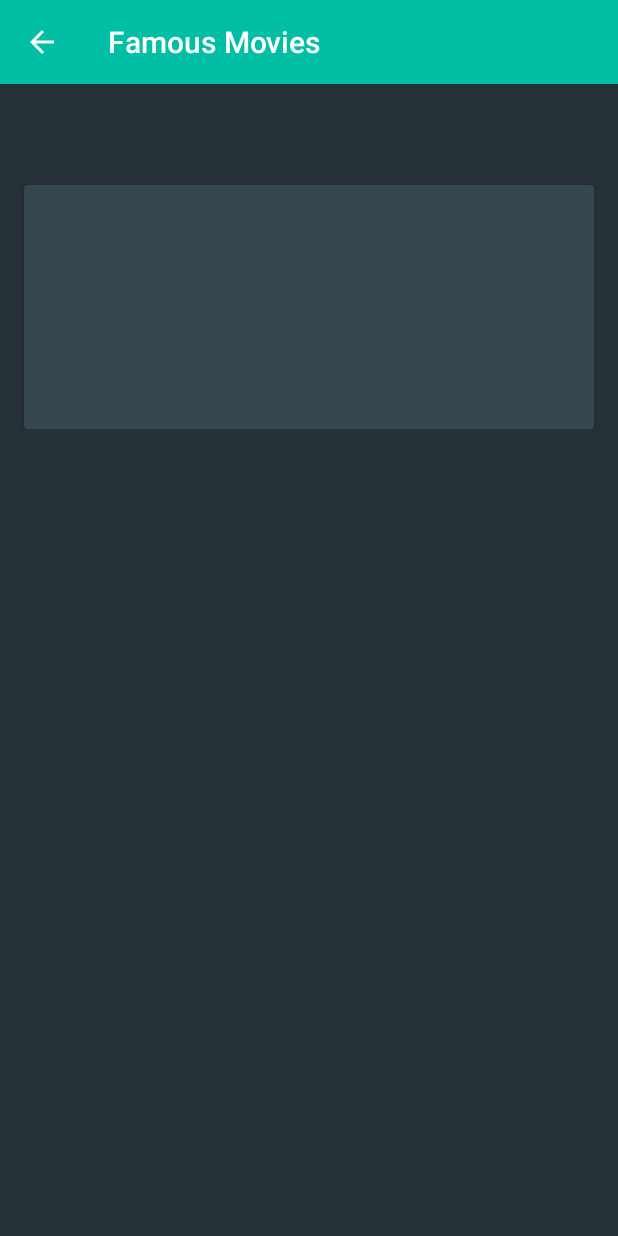
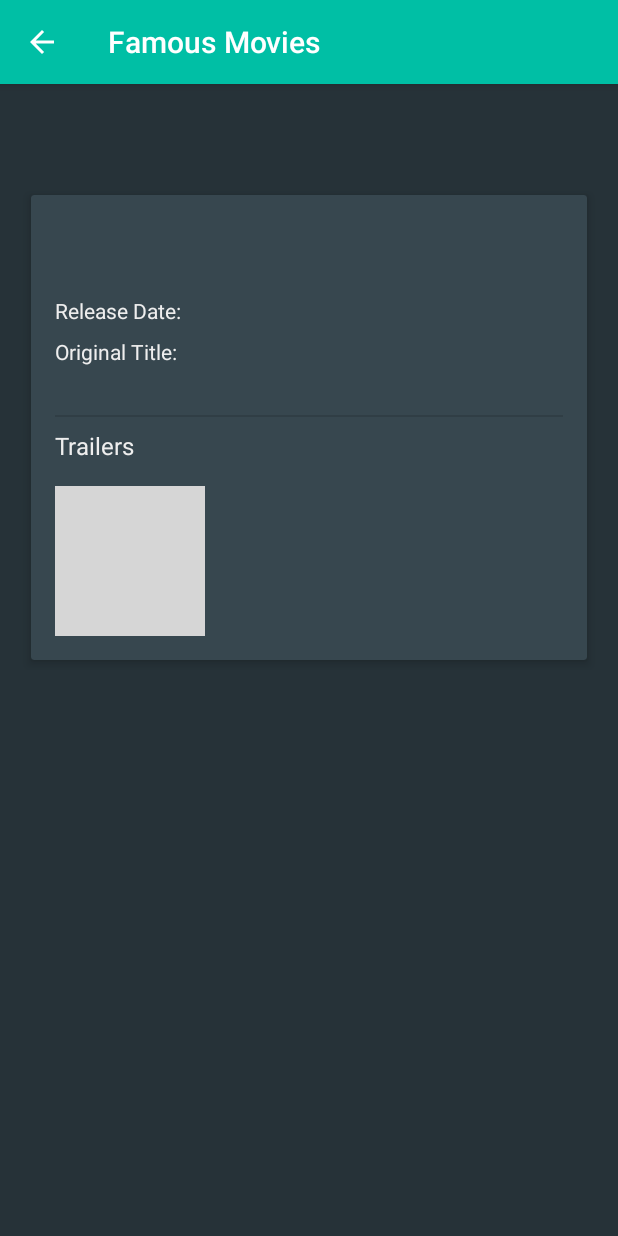
Before and after one commit to guino000/filmesfamosos, an Android app: the MovieDetailActivity screen opened directly, with no data from a screen before it, on a phone screen of 412 x 824 dp. Run offline under Robolectric (Android 15) with nearby library versions, the phone set to English and light mode, and no system bars; our stand-ins replace Picasso; network calls fail; pictures from the network do not load; grey boxes are pictures that could not be loaded.

Commit message:
Further improvements to movie detail layout

```diff
--- a/app/src/main/java/com/example/android/filmesfamosos/MovieDetailActivity.java
+++ b/app/src/main/java/com/example/android/filmesfamosos/MovieDetailActivity.java
@@ -3,7 +3,9 @@ package com.example.android.filmesfamosos;
 import android.content.Intent;
 import android.support.v7.app.AppCompatActivity;
 import android.os.Bundle;
+import android.view.ViewGroup;
 import android.widget.ImageView;
+import android.widget.ScrollView;
 import android.widget.TextView;
 
 import com.example.android.filmesfamosos.model.Movie;
@@ -14,20 +16,18 @@ import java.text.SimpleDateFormat;
 import java.util.Date;
 
 public class MovieDetailActivity extends AppCompatActivity {
-
-    private ImageView mMoviePictureImageView;
-
     @Override
     protected void onCreate(Bundle savedInstanceState) {
         super.onCreate(savedInstanceState);
         setContentView(R.layout.activity_movie_detail);
 
-        mMoviePictureImageView = findViewById(R.id.iv_moviepicture);
+        ImageView mMoviePictureImageView = findViewById(R.id.iv_moviepicture);
         TextView mMovieTitleTextView = findViewById(R.id.tv_movietitle);
         TextView mMovieOriginalTitleTextView = findViewById(R.id.tv_original_title);
         TextView mMovieDescriptionTextView = findViewById(R.id.tv_moviesdescription);
         TextView mReleaseDateTextView = findViewById(R.id.tv_movie_releasedate);
         TextView mMovieRatingTextView = findViewById(R.id.tv_movierating);
+        ScrollView scrollView = findViewById(R.id.scrollview_movie_details);
 
         Intent intentFromMain = getIntent();
         if(intentFromMain.hasExtra(getString(R.string.intentres_name_movie))){
@@ -35,13 +35,13 @@ public class MovieDetailActivity extends AppCompatActivity {
             String miniatureURL = clickedMovie.getPosterPath();
             Picasso.with(this).load(miniatureURL).into(mMoviePictureImageView);
             mMovieTitleTextView.setText(clickedMovie.getTitle().getTitle());
-            String originalTitle = getString(R.string.moviedetail_menu_original_name) + clickedMovie.getTitle().getOriginalTitle();
+            String originalTitle = clickedMovie.getTitle().getOriginalTitle();
             mMovieOriginalTitleTextView.setText(originalTitle);
             mMovieDescriptionTextView.setText(clickedMovie.getOverview());
             try {
                 Date date = new SimpleDateFormat(getString(R.string.movieapi_date_format)).parse(clickedMovie.getReleaseDate());
                 String formattedDate = new SimpleDateFormat(getString(R.string.date_short_date_format)).format(date);
-                String releaseDateWithLabel = getString(R.string.moviedetail_menu_release_date) + formattedDate;
+                String releaseDateWithLabel = formattedDate;
                 mReleaseDateTextView.setText(releaseDateWithLabel);
             } catch (ParseException e) {
                 e.printStackTrace();
--- a/app/src/main/res/layout/activity_movie_detail.xml
+++ b/app/src/main/res/layout/activity_movie_detail.xml
@@ -2,12 +2,15 @@
 <ScrollView xmlns:android="http://schemas.android.com/apk/res/android"
     xmlns:app="http://schemas.android.com/apk/res-auto"
     xmlns:tools="http://schemas.android.com/tools"
+    android:id="@+id/scrollview_movie_details"
     android:layout_width="match_parent"
-    android:layout_height="match_parent">
+    android:layout_height="wrap_content">
+
     <android.support.constraint.ConstraintLayout
         android:id="@+id/layout_movie_details"
         android:layout_width="match_parent"
         android:layout_height="wrap_content">
+
         <ImageView
             android:id="@+id/iv_moviepicture"
             android:layout_width="180dp"
@@ -15,7 +18,7 @@
             android:layout_marginTop="16dp"
             android:adjustViewBounds="true"
             android:contentDescription="@string/cd_movieMiniature"
-            android:scaleType="fitXY"
+            android:scaleType="fitCenter"
             app:layout_constraintEnd_toEndOf="parent"
             app:layout_constraintStart_toStartOf="parent"
             app:layout_constraintTop_toTopOf="parent"
@@ -27,43 +30,37 @@
             android:layout_width="wrap_content"
             android:layout_height="wrap_content"
             android:layout_marginTop="8dp"
-            android:textAppearance="@style/Base.TextAppearance.AppCompat.Title"
+            android:textAppearance="@style/TextAppearance.AppCompat.Title"
             app:layout_constraintEnd_toStartOf="@+id/iv_moviepicture"
             app:layout_constraintStart_toEndOf="@+id/iv_moviepicture"
             app:layout_constraintTop_toBottomOf="@+id/iv_moviepicture"
-            tools:text="Movie Title" />
+            tools:text="@string/dummy_movie_title" />
 
         <android.support.v7.widget.CardView
-            android:layout_width="match_parent"
+            android:layout_width="0dp"
             android:layout_height="wrap_content"
             android:layout_marginEnd="16dp"
             android:layout_marginStart="16dp"
             android:layout_marginTop="16dp"
-            android:padding="16dp"
             app:cardBackgroundColor="@color/cardViewBackColor"
+            app:cardElevation="4dp"
+            app:cardUseCompatPadding="true"
+            app:contentPadding="16dp"
+            app:layout_constraintBottom_toBottomOf="parent"
             app:layout_constraintEnd_toEndOf="parent"
+            app:layout_constraintHorizontal_bias="0.5"
             app:layout_constraintStart_toStartOf="parent"
             app:layout_constraintTop_toBottomOf="@+id/tv_movietitle">
 
             <android.support.constraint.ConstraintLayout
+                android:id="@+id/layout_card_movie_details"
                 android:layout_width="match_parent"
-                android:layout_height="match_parent">
-
-                <TextView
-                    android:id="@+id/tv_movie_releasedate"
-                    android:layout_width="wrap_content"
-                    android:layout_height="wrap_content"
-                    android:layout_marginStart="16dp"
-                    android:layout_marginTop="16dp"
-                    android:textAppearance="@style/TextAppearance.AppCompat.Body2"
-                    app:layout_constraintStart_toStartOf="parent"
-                    app:layout_constraintTop_toBottomOf="@+id/tv_movierating"
-                    tools:text="Release date: 04/05/2018" />
+                android:layout_height="wrap_content">
 
                 <ImageView
                     android:id="@+id/img_star"
-                    android:layout_width="30dp"
-                    android:layout_height="30dp"
+                    android:layout_width="20dp"
+                    android:layout_height="20dp"
                     android:layout_marginStart="8dp"
                     android:contentDescription="@string/content_description_star_drawable"
                     android:src="@drawable/ic_star_black_24dp"
@@ -73,40 +70,113 @@
                     app:layout_constraintTop_toBottomOf="@+id/tv_movierating" />
 
                 <TextView
-                    android:id="@+id/tv_moviesdescription"
+                    android:id="@+id/tv_movierating"
                     android:layout_width="wrap_content"
                     android:layout_height="wrap_content"
-                    android:padding="16dp"
+                    android:layout_marginTop="16dp"
+                    android:textAppearance="@style/TextAppearance.AppCompat.Title"
+                    app:layout_constraintStart_toStartOf="parent"
+                    app:layout_constraintTop_toTopOf="parent"
+                    tools:text="@string/dummy_movie_stars" />
+
+                <TextView
+                    android:id="@+id/tv_release_date_label"
+                    android:layout_width="wrap_content"
+                    android:layout_height="wrap_content"
+                    android:layout_marginTop="8dp"
+                    android:text="@string/movie_release_date_label"
                     android:textAppearance="@style/TextAppearance.AppCompat.Body1"
-                    app:layout_constraintEnd_toEndOf="parent"
-                    app:layout_constraintStart_toStartOf="parent"
-                    app:layout_constraintTop_toBottomOf="@+id/tv_original_title"
-                    tools:text="@string/dummy_movie_description" />
+                    app:layout_constraintStart_toStartOf="@+id/tv_movierating"
+                    app:layout_constraintTop_toBottomOf="@+id/tv_movierating" />
+
+                <TextView
+                    android:id="@+id/tv_movie_releasedate"
+                    android:layout_width="wrap_content"
+                    android:layout_height="wrap_content"
+                    android:layout_marginStart="8dp"
+                    android:textAppearance="@style/TextAppearance.AppCompat.Body1"
+                    app:layout_constraintBottom_toTopOf="@+id/tv_release_date_label"
+                    app:layout_constraintStart_toEndOf="@+id/tv_release_date_label"
+                    app:layout_constraintTop_toBottomOf="@+id/tv_release_date_label"
+                    tools:text="@string/dummy_movie_release_date" />
+
+                <TextView
+                    android:id="@+id/tv_original_title_label"
+                    android:layout_width="wrap_content"
+                    android:layout_height="wrap_content"
+                    android:layout_marginTop="8dp"
+                    android:text="@string/movie_original_title_label"
+                    android:textAppearance="@style/TextAppearance.AppCompat.Body1"
+                    app:layout_constraintStart_toStartOf="@+id/tv_release_date_label"
+                    app:layout_constraintTop_toBottomOf="@+id/tv_release_date_label" />
 
                 <TextView
                     android:id="@+id/tv_original_title"
                     android:layout_width="wrap_content"
                     android:layout_height="wrap_content"
-                    android:layout_marginStart="16dp"
-                    android:layout_marginTop="8dp"
-                    android:textAppearance="@style/TextAppearance.AppCompat.Body2"
-                    app:layout_constraintStart_toStartOf="parent"
-                    app:layout_constraintTop_toBottomOf="@+id/tv_movie_releasedate"
-                    tools:text="Original Title: Movie Title" />
+                    android:layout_marginStart="8dp"
+                    android:textAppearance="@style/TextAppearance.AppCompat.Body1"
+                    app:layout_constraintStart_toEndOf="@+id/tv_original_title_label"
+                    app:layout_constraintTop_toTopOf="@+id/tv_original_title_label"
+                    tools:text="@string/dummy_movie_original_title" />
 
                 <TextView
-                    android:id="@+id/tv_movierating"
+                    android:id="@+id/tv_moviesdescription"
+                    android:layout_width="match_parent"
+                    android:layout_height="wrap_content"
+
+                    android:layout_marginTop="8dp"
+                    android:textAppearance="@style/movie_description"
+                    app:layout_constraintStart_toStartOf="parent"
+                    app:layout_constraintTop_toBottomOf="@+id/tv_original_title_label"
+                    tools:text="@string/dummy_movie_description" />
+
+                <HorizontalScrollView
+                    android:layout_width="0dp"
+                    android:layout_height="wrap_content"
+                    android:layout_marginEnd="16dp"
+                    android:layout_marginTop="8dp"
+                    app:layout_constraintEnd_toEndOf="parent"
+                    app:layout_constraintStart_toStartOf="@+id/tv_trailers_label"
+                    app:layout_constraintTop_toBottomOf="@+id/tv_trailers_label">
+
+                    <android.support.constraint.ConstraintLayout
+                        android:id="@+id/layout_trailers"
+                        android:layout_width="wrap_content"
+                        android:layout_height="match_parent">
+
+                        <VideoView
+                            android:id="@+id/vv_trailer"
+                            android:layout_width="100dp"
+                            android:layout_height="100dp"
+                            android:layout_marginTop="8dp"
+                            app:layout_constraintStart_toStartOf="parent"
+                            app:layout_constraintTop_toTopOf="parent" />
+                    </android.support.constraint.ConstraintLayout>
+                </HorizontalScrollView>
+
+                <View
+                    android:id="@+id/divider"
+                    android:layout_width="0dp"
+                    android:layout_height="1dp"
+                    android:layout_marginTop="8dp"
+                    android:background="?android:attr/listDivider"
+                    android:visibility="visible"
+                    app:layout_constraintEnd_toEndOf="parent"
+                    app:layout_constraintHorizontal_bias="1.0"
+                    app:layout_constraintStart_toStartOf="parent"
+                    app:layout_constraintTop_toBottomOf="@+id/tv_moviesdescription" />
+
+                <TextView
+                    android:id="@+id/tv_trailers_label"
                     android:layout_width="wrap_content"
                     android:layout_height="wrap_content"
-                    android:layout_marginStart="16dp"
-                    android:layout_marginTop="16dp"
-                    android:textAppearance="@style/TextAppearance.AppCompat.Headline"
-                    app:layout_constraintStart_toStartOf="parent"
-                    app:layout_constraintTop_toTopOf="parent"
-                    tools:text="5.0" />
+                    android:layout_marginTop="8dp"
+                    android:text="@string/movie_trailers_label"
+                    android:textAppearance="@style/TextAppearance.AppCompat.Subhead"
+                    app:layout_constraintStart_toStartOf="@+id/tv_moviesdescription"
+                    app:layout_constraintTop_toBottomOf="@+id/divider" />
             </android.support.constraint.ConstraintLayout>
-
-
         </android.support.v7.widget.CardView>
     </android.support.constraint.ConstraintLayout>
 </ScrollView>
--- a/app/src/main/res/values/colors.xml
+++ b/app/src/main/res/values/colors.xml
@@ -4,8 +4,8 @@
     <color name="primaryDarkColor">#008e76</color>
     <color name="secondaryColor">#e64a19</color>
     <color name="secondaryLightColor">#ff7d47</color>
-    <color name="primaryTextColor">#ffffff</color>
+    <color name="primaryTextColor">#EEEEEE</color>
     <color name="backgroundColor">#263238</color>
     <color name="cardViewBackColor">#37474F</color>
-    <color name="white">#FFFFFF</color>
+    <color name="white">#EEEEEE</color>
 </resources>
--- a/app/src/main/res/values/strings.xml
+++ b/app/src/main/res/values/strings.xml
@@ -11,18 +11,17 @@
     <string name="moviedetail_menu_original_name">Original name:&#160;</string>
     <string name="content_description_star_drawable">Rating star icon</string>
 
+    <!--Movie Detail Activity Strings-->
+    <string name="movie_release_date_label">Release Date:</string>
+    <string name="movie_original_title_label">Original Title:</string>
+    <string name="movie_trailers_label">Trailers</string>
+
     <!--Dummy data strings for movie details activity-->
+    <string name="dummy_movie_title">Movie Title</string>
+    <string name="dummy_movie_original_title">Movie Original Title</string>
+    <string name="dummy_movie_release_date">04/06/2018</string>
+    <string name="dummy_movie_stars">5.0</string>
     <string name="dummy_movie_description">
-        Lorem ipsum dolor sit amet,
-        consectetur adipiscing elit. Sed scelerisque eleifend turpis, sed placerat velit sodales at.
-        Nunc neque risus, commodo vitae imperdiet vel, interdum nec eros.
-        Class aptent taciti sociosqu ad litora torquent per conubia nostra, per inceptos himenaeos.
-        Fusce mattis fermentum lacinia. Nam accumsan metus in massa posuere sollicitudin.
-        Nullam sit amet rutrum lorem. Quisque auctor scelerisque scelerisque.
-        Pellentesque pretium arcu sit amet nibh maximus, vel tincidunt nisl maximus. Proin ac ante sapien.
-        Donec convallis dolor vehicula mi blandit suscipit. Duis quis felis sapien.
-        Maecenas ullamcorper turpis quam, in vestibulum leo tincidunt ac.
-        Sed nec eleifend sapien. Morbi volutpat euismod ultricies.
-        In varius felis vehicula orci luctus ultrices.
+        Aenean nulla mi, euismod sit amet lacinia et, bibendum eget ex. Morbi cursus consequat orci, eu laoreet sapien feugiat viverra. Praesent non urna pellentesque, gravida diam ac, maximus lacus. Ut vehicula condimentum luctus. Phasellus sed finibus dui. Nulla sollicitudin fermentum ante ac fermentum. Curabitur ac fermentum risus, nec pretium tellus.
     </string>
 </resources>
--- a/app/src/main/res/values/styles.xml
+++ b/app/src/main/res/values/styles.xml
@@ -11,6 +11,11 @@
         <item name="colorPrimary">@color/primaryColor</item>
         <item name="colorPrimaryDark">@color/primaryDarkColor</item>
         <item name="colorAccent">@color/secondaryColor</item>
+        <item name="cardViewStyle">@style/CardView</item>
+    </style>
+
+    <style name="movie_description" parent="TextAppearance.AppCompat.Caption">
+        <item name="android:textColor">@color/white</item>
     </style>
 
 </resources>
```
